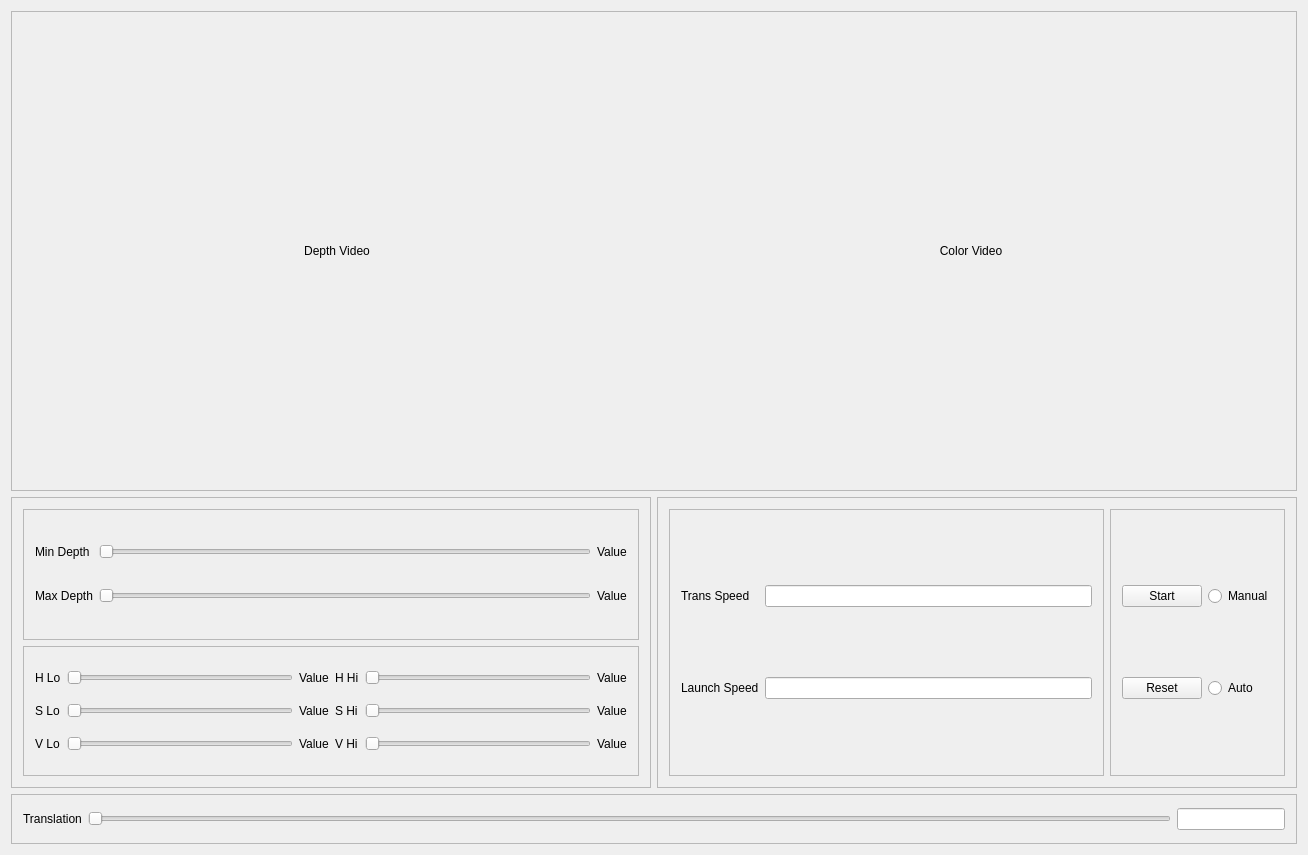
The window that ui/mainwindow.ui (SilentStrike/beerpong) describes before a commit, drawn with Qt 5.
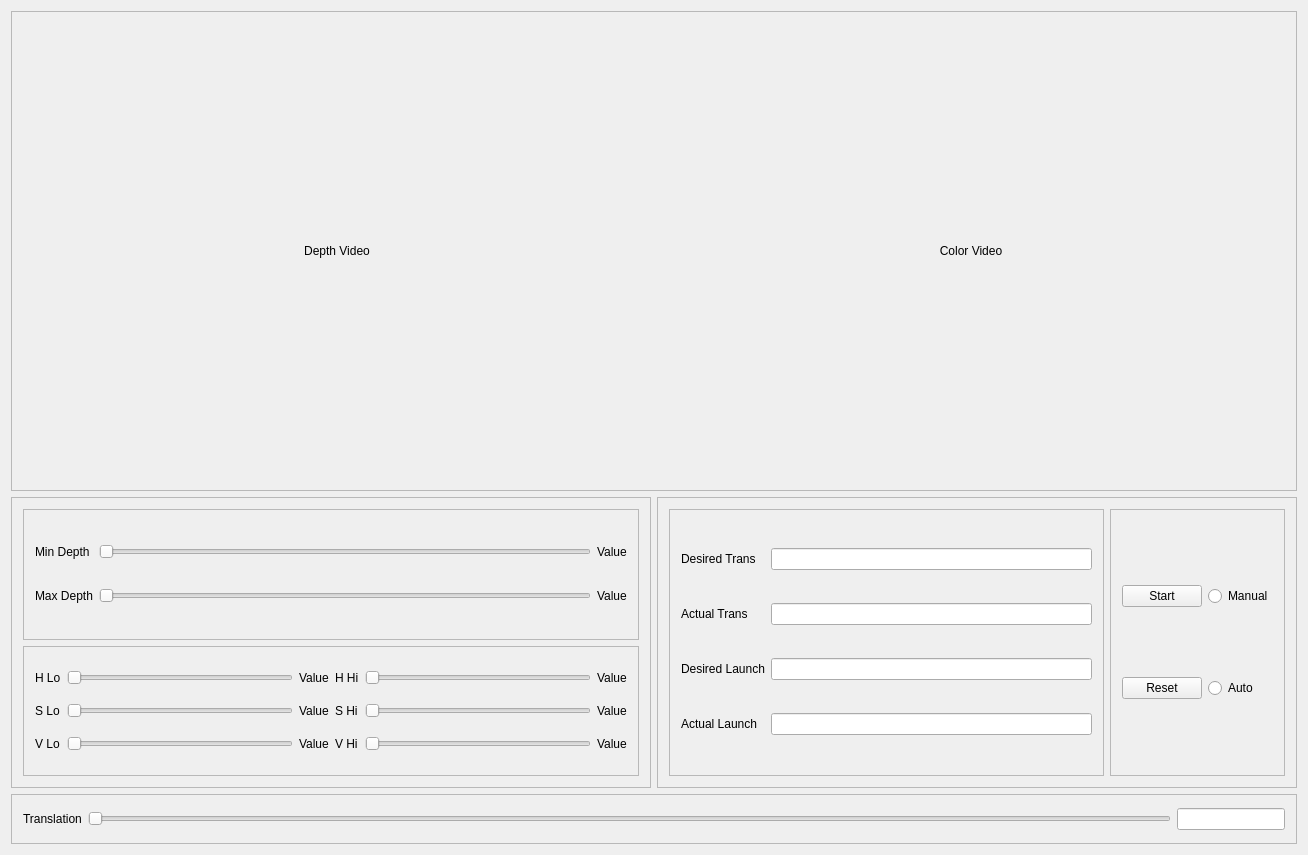
The same window after the commit.

What changed in the file:
```diff
--- a/ui/mainwindow.ui
+++ b/ui/mainwindow.ui
@@ -98,7 +98,7 @@
           <item row="0" column="0">
            <widget class="QLabel" name="transSpeedButton">
             <property name="text">
-             <string>Trans Speed</string>
+             <string>Desired Trans</string>
             </property>
            </widget>
           </item>
@@ -108,12 +108,32 @@
           <item row="1" column="0">
            <widget class="QLabel" name="launchSpeedLabel">
             <property name="text">
-             <string>Launch Speed</string>
+             <string>Actual Trans</string>
             </property>
            </widget>
           </item>
           <item row="1" column="1">
-           <widget class="QLineEdit" name="launchSpeedBox"/>
+           <widget class="QLineEdit" name="actualTransBox"/>
+          </item>
+          <item row="2" column="0">
+           <widget class="QLabel" name="desiredLaunchLabel">
+            <property name="text">
+             <string>Desired Launch</string>
+            </property>
+           </widget>
+          </item>
+          <item row="2" column="1">
+           <widget class="QLineEdit" name="desiredLaunchBox"/>
+          </item>
+          <item row="3" column="0">
+           <widget class="QLabel" name="actualLaunchLabel">
+            <property name="text">
+             <string>Actual Launch</string>
+            </property>
+           </widget>
+          </item>
+          <item row="3" column="1">
+           <widget class="QLineEdit" name="actualLaunchBox"/>
           </item>
          </layout>
         </widget>
```
Left out of the diff: 39 changed lines with no effect on the pictures.
